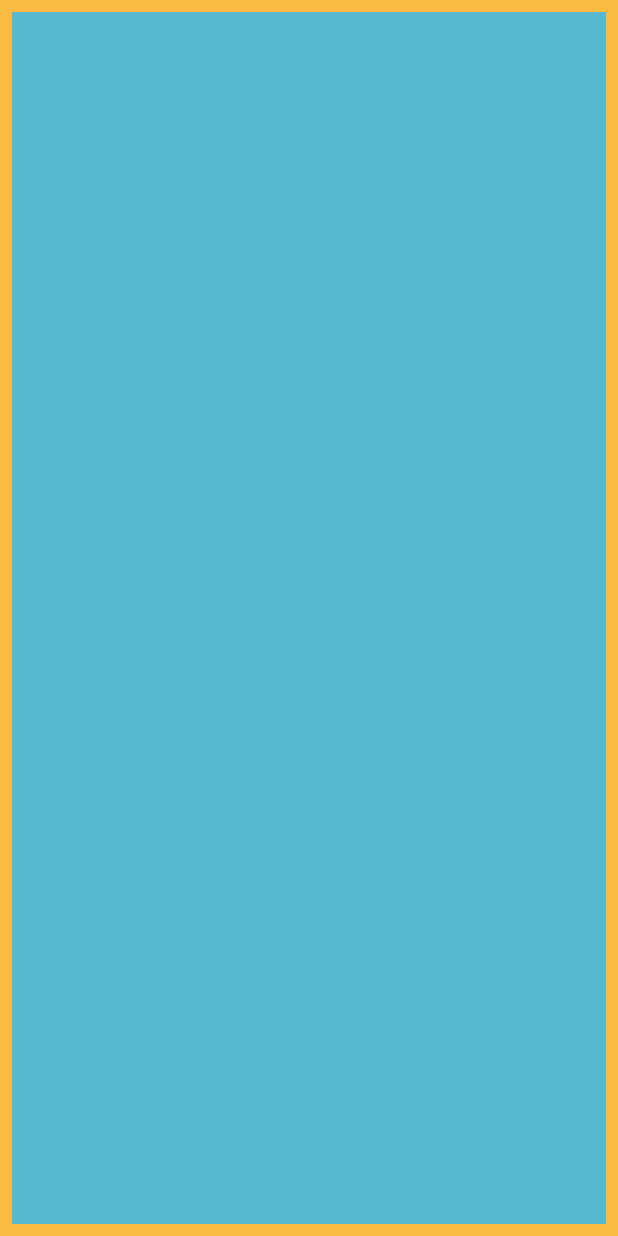
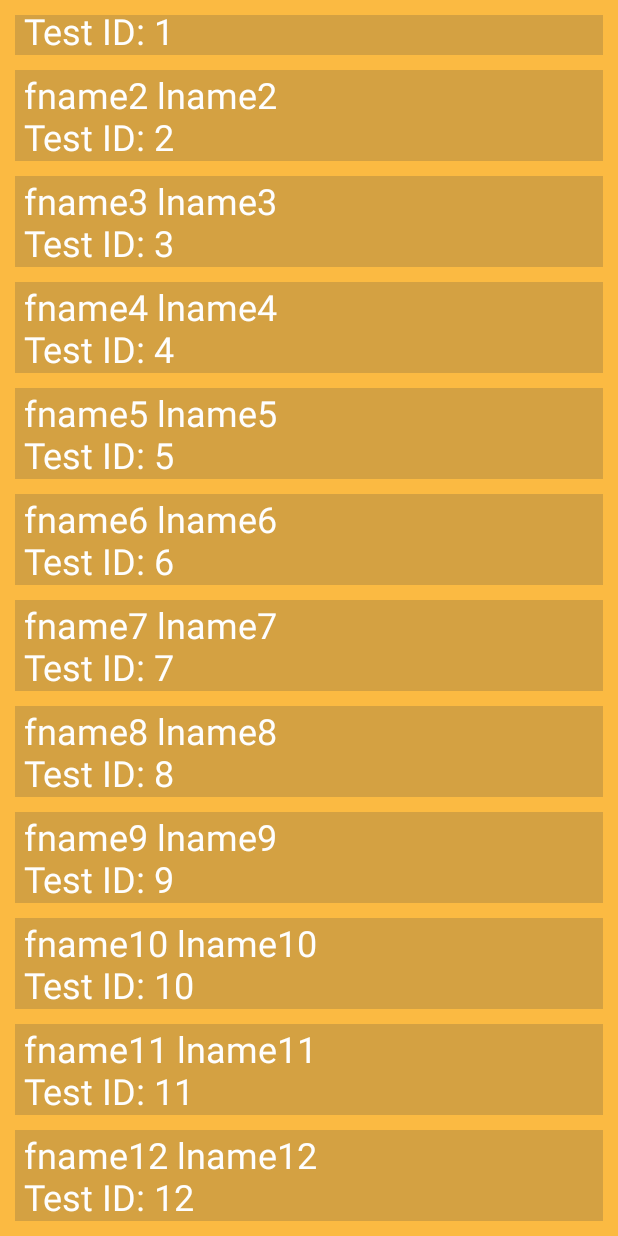
Before and after one commit to SeanParade/AndroidAssignment2, an Android app: the ViewTestsActivity screen opened directly, with no data from a screen before it, on a phone screen of 412 x 824 dp. Run offline under Robolectric (Android 15) with nearby library versions, the phone set to English and light mode, and no system bars; our stand-ins replace Room's generated code.

Commit message:
Test details onclick still needs rework. Might make sense to swap to listview since recyclerview doesn't allow for onItemClick and isn't a requirement. :cry:

```diff
--- a/app/src/main/java/com/gbc/a2101015020/RecViewAdapter.java
+++ b/app/src/main/java/com/gbc/a2101015020/RecViewAdapter.java
@@ -17,7 +17,7 @@ import java.util.List;
 public class RecViewAdapter extends RecyclerView.Adapter<RecViewAdapter.ViewHolder>{
 
     public interface OnItemClickListener {
-        void onItemClick(String item);
+        void onItemClick(String dataItem);
     }
 
     private final ArrayList<String> data;
@@ -45,7 +45,9 @@ public class RecViewAdapter extends RecyclerView.Adapter<RecViewAdapter.ViewHold
     }
 
     static class ViewHolder extends RecyclerView.ViewHolder {
+
         private TextView cell;
+
         public ViewHolder(View itemView) {
             super(itemView);
             cell = itemView.findViewById(R.id.rec_cell);
--- a/app/src/main/java/com/gbc/a2101015020/ViewTestsActivity.java
+++ b/app/src/main/java/com/gbc/a2101015020/ViewTestsActivity.java
@@ -6,15 +6,14 @@ import android.os.Bundle;
 import android.support.v7.widget.LinearLayoutManager;
 import android.support.v7.widget.RecyclerView;
 import android.view.View;
+import android.widget.Toast;
 
 import com.gbc.a2101015020.db.AppDatabase;
 import com.gbc.a2101015020.db.Test;
 
 import java.util.ArrayList;
-import java.util.HashMap;
 import java.util.List;
 import java.util.Locale;
-import java.util.Map;
 
 public class ViewTestsActivity extends Activity {
 
@@ -33,18 +32,22 @@ public class ViewTestsActivity extends Activity {
         tests = new ArrayList<>();
         fetchTests(); // populate tests
         recView.setLayoutManager(new LinearLayoutManager(this));
-        adapter = new RecViewAdapter(tests);
+        adapter = new RecViewAdapter(tests, new RecViewAdapter.OnItemClickListener() {
+            @Override
+            public void onItemClick(String dataItem) {
+                String testID = dataItem.substring(dataItem.length()-7,dataItem.length()-1);
+                Toast.makeText(ViewTestsActivity.this, "item clicked" + testID, Toast.LENGTH_SHORT).show();
+            }
+        });
         recView.setAdapter(adapter);
     }
 
     private void fetchTests() {
-        HashMap<Integer,Test> allTests = new HashMap<>();
-        for(Map.Entry<Integer, Test> test : allTests.entrySet()) {
-            Integer id = test.getKey();
-            Test testObj = test.getValue();
+        List<Test> allTests = mDb.testDao().getAll();
+        for (Test test : allTests){
             tests.add(String.format(Locale.getDefault()," %s \n Test ID: %d",
-                      mDb.patientDao().getPatientName(testObj.getPatientId()), // patient full name
-                      id));
+                    mDb.patientDao().getPatientName(test.getPatientId()), // patient full name
+                    test.getTestId()));
         }
     }
 }
--- a/app/src/main/res/layout/activity_view_tests.xml
+++ b/app/src/main/res/layout/activity_view_tests.xml
@@ -15,11 +15,12 @@
         android:layout_marginEnd="8dp"
         android:layout_marginStart="8dp"
         android:layout_marginTop="8dp"
+        android:clickable="true"
+        android:focusable="auto"
+        android:focusableInTouchMode="false"
+        android:focusedByDefault="false"
         android:padding="2dp"
-        android:clickable="true"
-        android:background="@color/blue"
         android:textColor="@color/white"
-
         app:layout_constraintBottom_toBottomOf="parent"
         app:layout_constraintEnd_toEndOf="parent"
         app:layout_constraintStart_toStartOf="parent"
--- a/app/src/main/res/layout/test_row.xml
+++ b/app/src/main/res/layout/test_row.xml
@@ -10,9 +10,11 @@
         android:id="@+id/rec_cell"
         android:layout_width="match_parent"
         android:layout_height="wrap_content"
+        android:clickable="true"
+        android:focusable="auto"
+        android:focusableInTouchMode="true"
+        android:focusedByDefault="true"
         android:textColor="@color/white"
-        android:textSize="24sp"
-        android:clickable="true"
-        />
+        android:textSize="24sp" />
 
 </LinearLayout>
```
Also changed, not shown: app/src/main/java/com/gbc/a2101015020/ViewPatientActivity.java (+6 -1 lines).
